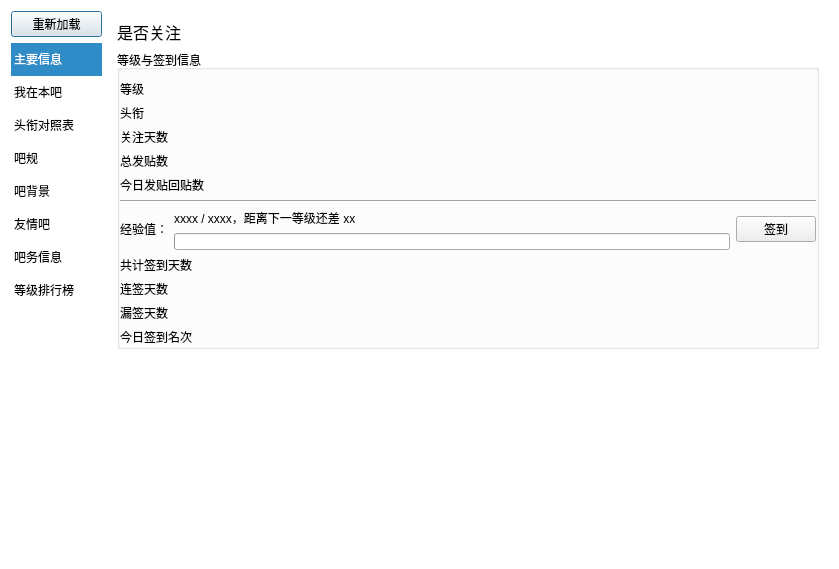
Above: resf/forum_detail.ui from clb-128258/TiebaDesktop before the change. Below: the same form after it.
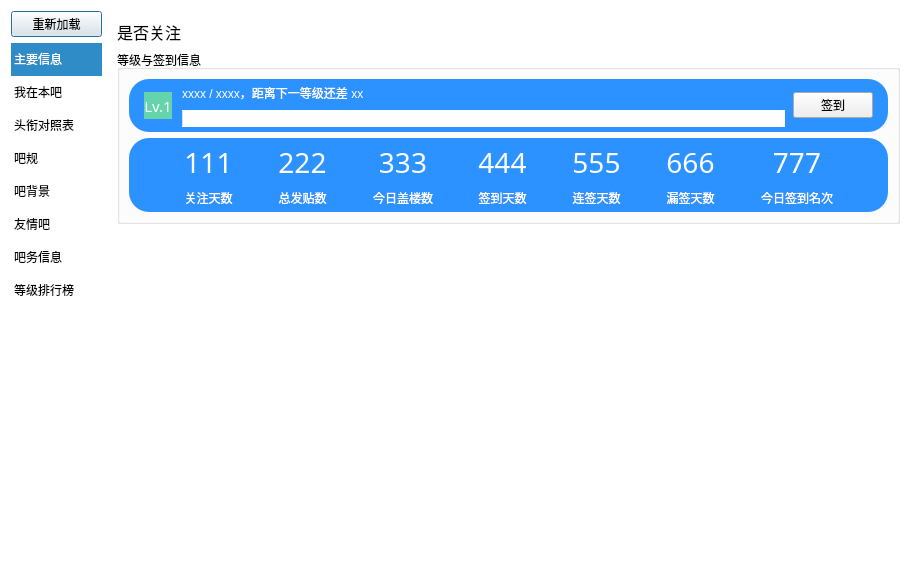
That is the form after the change. The open tabs and pages were chosen to show the change.

Diff of the .ui file:
```diff
--- a/resf/forum_detail.ui
+++ b/resf/forum_detail.ui
@@ -6,8 +6,8 @@
    <rect>
     <x>0</x>
     <y>0</y>
-    <width>839</width>
-    <height>569</height>
+    <width>920</width>
+    <height>565</height>
    </rect>
   </property>
   <property name="windowTitle">
@@ -389,89 +389,103 @@
          <property name="flat">
           <bool>true</bool>
          </property>
-         <layout class="QVBoxLayout" name="verticalLayout">
+         <layout class="QGridLayout" name="gridLayout_11">
+          <item row="0" column="0">
+           <widget class="QFrame" name="frame_4">
+            <property name="styleSheet">
+             <string notr="true">QFrame#frame_4{
+	background-color: rgb(44, 146, 255);
+	border-radius: 20px;
+}
+QLabel{
+	color: rgb(255, 255, 255);
+}</string>
+            </property>
+            <layout class="QGridLayout" name="gridLayout_27" columnstretch="2,0">
           <property name="leftMargin">
-           <number>0</number>
+              <number>15</number>
           </property>
           <property name="topMargin">
+              <number>5</number>
+             </property>
+             <property name="rightMargin">
+              <number>15</number>
+             </property>
+             <property name="bottomMargin">
+              <number>5</number>
+             </property>
+             <item row="2" column="0">
+              <layout class="QGridLayout" name="gridLayout_28" columnstretch="0,0,0">
+               <property name="bottomMargin">
+                <number>0</number>
+               </property>
+               <property name="horizontalSpacing">
            <number>10</number>
           </property>
-          <property name="rightMargin">
-           <number>0</number>
-          </property>
-          <property name="bottomMargin">
-           <number>0</number>
-          </property>
-          <item>
-           <widget class="QLabel" name="label_7">
-            <property name="text">
-             <string>等级</string>
-            </property>
-            <property name="textInteractionFlags">
-             <set>Qt::TextBrowserInteraction</set>
-            </property>
-           </widget>
-          </item>
-          <item>
-           <widget class="QLabel" name="label_8">
-            <property name="text">
-             <string>头衔</string>
-            </property>
-            <property name="textInteractionFlags">
-             <set>Qt::TextBrowserInteraction</set>
-            </property>
-           </widget>
-          </item>
-          <item>
-           <widget class="QLabel" name="label_25">
-            <property name="text">
-             <string>关注天数</string>
-            </property>
-            <property name="textInteractionFlags">
-             <set>Qt::TextBrowserInteraction</set>
-            </property>
-           </widget>
-          </item>
-          <item>
-           <widget class="QLabel" name="label_26">
-            <property name="text">
-             <string>总发贴数</string>
-            </property>
-            <property name="textInteractionFlags">
-             <set>Qt::TextBrowserInteraction</set>
-            </property>
-           </widget>
-          </item>
-          <item>
-           <widget class="QLabel" name="label_27">
-            <property name="text">
-             <string>今日发贴回贴数</string>
-            </property>
-            <property name="textInteractionFlags">
-             <set>Qt::TextBrowserInteraction</set>
-            </property>
-           </widget>
-          </item>
-          <item>
-           <widget class="Line" name="line">
-            <property name="orientation">
-             <enum>Qt::Horizontal</enum>
-            </property>
-           </widget>
-          </item>
-          <item>
-           <layout class="QGridLayout" name="gridLayout_10">
-            <item row="0" column="0" rowspan="2">
+               <property name="verticalSpacing">
+                <number>9</number>
+               </property>
+               <item row="1" column="0">
              <widget class="QLabel" name="label_16">
+                 <property name="minimumSize">
+                  <size>
+                   <width>0</width>
+                   <height>0</height>
+                  </size>
+                 </property>
+                 <property name="maximumSize">
+                  <size>
+                   <width>16777215</width>
+                   <height>27</height>
+                  </size>
+                 </property>
+                 <property name="font">
+                  <font>
+                   <family>微软雅黑</family>
+                   <pointsize>11</pointsize>
+                  </font>
+                 </property>
+                 <property name="toolTip">
+                  <string>&lt;html&gt;&lt;head/&gt;&lt;body&gt;&lt;p&gt;&lt;span style=&quot; font-size:9pt;&quot;&gt;你在本吧的等级&lt;/span&gt;&lt;/p&gt;&lt;/body&gt;&lt;/html&gt;</string>
+                 </property>
+                 <property name="styleSheet">
+                  <string notr="true">QLabel{
+	color: rgb(255, 255, 255);
+	background-color: rgb(101, 211, 171);
+}
+</string>
+                 </property>
               <property name="text">
-               <string>经验值：</string>
+                  <string>Lv.1</string>
+                 </property>
+                 <property name="alignment">
+                  <set>Qt::AlignCenter</set>
+                 </property>
+                </widget>
+               </item>
+               <item row="1" column="2">
+                <layout class="QGridLayout" name="gridLayout_10">
+                 <property name="spacing">
+                  <number>8</number>
+                 </property>
+                 <item row="0" column="1" rowspan="2">
+                  <widget class="QPushButton" name="pushButton_2">
+                   <property name="text">
+                    <string>签到</string>
+                   </property>
+                  </widget>
+                 </item>
+                 <item row="0" column="0">
+                  <widget class="QLabel" name="label_9">
+                   <property name="text">
+                    <string>xxxx / xxxx，距离下一等级还差 xx</string>
               </property>
               <property name="textInteractionFlags">
                <set>Qt::LinksAccessibleByKeyboard|Qt::LinksAccessibleByMouse</set>
               </property>
              </widget>
             </item>
-            <item row="1" column="1">
+                 <item row="1" column="0">
              <widget class="QProgressBar" name="progressBar">
               <property name="maximumSize">
                <size>
@@ -479,6 +493,11 @@
                 <height>17</height>
                </size>
               </property>
+                   <property name="styleSheet">
+                    <string notr="true">QProgressBar {
+	border: none;  // 去掉边框
+}</string>
+                   </property>
               <property name="value">
                <number>0</number>
               </property>
@@ -487,68 +506,435 @@
               </property>
              </widget>
             </item>
-            <item row="0" column="1">
-             <widget class="QLabel" name="label_9">
-              <property name="text">
-               <string>xxxx / xxxx，距离下一等级还差 xx</string>
-              </property>
-              <property name="textInteractionFlags">
-               <set>Qt::TextBrowserInteraction</set>
-              </property>
-             </widget>
-            </item>
-            <item row="0" column="2" rowspan="2">
-             <widget class="QPushButton" name="pushButton_2">
-              <property name="text">
-               <string>签到</string>
-              </property>
-             </widget>
-            </item>
-           </layout>
+                </layout>
+               </item>
+              </layout>
+             </item>
+            </layout>
+           </widget>
           </item>
-          <item>
-           <layout class="QGridLayout" name="gridLayout_11" columnstretch="1">
+          <item row="1" column="0">
+           <widget class="QFrame" name="frame_5">
+            <property name="styleSheet">
+             <string notr="true">QFrame#frame_5{
+	background-color: rgb(44, 146, 255);
+	border-radius: 20px;
+}
+QLabel{
+	color: rgb(255, 255, 255);
+}</string>
+            </property>
+            <layout class="QGridLayout" name="gridLayout_30" columnstretch="0">
+             <property name="leftMargin">
+              <number>25</number>
+             </property>
+             <property name="topMargin">
+              <number>5</number>
+             </property>
+             <property name="rightMargin">
+              <number>25</number>
+             </property>
+             <property name="bottomMargin">
+              <number>5</number>
+             </property>
+             <property name="verticalSpacing">
+              <number>9</number>
+             </property>
             <item row="2" column="0">
+              <layout class="QGridLayout" name="gridLayout_31" columnstretch="0,0,0,0,0,0,0,0,0,0,0,0,0,0,0">
+               <property name="rightMargin">
+                <number>0</number>
+               </property>
+               <property name="bottomMargin">
+                <number>0</number>
+               </property>
+               <property name="horizontalSpacing">
+                <number>15</number>
+               </property>
+               <property name="verticalSpacing">
+                <number>9</number>
+               </property>
+               <item row="1" column="4">
+                <spacer name="horizontalSpacer_17">
+                 <property name="orientation">
+                  <enum>Qt::Horizontal</enum>
+                 </property>
+                 <property name="sizeHint" stdset="0">
+                  <size>
+                   <width>40</width>
+                   <height>20</height>
+                  </size>
+                 </property>
+                </spacer>
+               </item>
+               <item row="1" column="8">
+                <spacer name="horizontalSpacer_16">
+                 <property name="orientation">
+                  <enum>Qt::Horizontal</enum>
+                 </property>
+                 <property name="sizeHint" stdset="0">
+                  <size>
+                   <width>40</width>
+                   <height>20</height>
+                  </size>
+                 </property>
+                </spacer>
+               </item>
+               <item row="1" column="3">
+                <layout class="QGridLayout" name="gridLayout_35">
+                 <property name="bottomMargin">
+                  <number>0</number>
+                 </property>
+                 <property name="spacing">
+                  <number>7</number>
+                 </property>
+                 <item row="0" column="0">
+                  <widget class="QLabel" name="label_26">
+                   <property name="font">
+                    <font>
+                     <family>微软雅黑</family>
+                     <pointsize>21</pointsize>
+                    </font>
+                   </property>
+                   <property name="text">
+                    <string>222</string>
+                   </property>
+                   <property name="alignment">
+                    <set>Qt::AlignCenter</set>
+                   </property>
+                   <property name="textInteractionFlags">
+                    <set>Qt::TextBrowserInteraction</set>
+                   </property>
+                  </widget>
+                 </item>
+                 <item row="1" column="0">
+                  <widget class="QLabel" name="label_41">
+                   <property name="text">
+                    <string>总发贴数</string>
+                   </property>
+                   <property name="alignment">
+                    <set>Qt::AlignHCenter|Qt::AlignTop</set>
+                   </property>
+                  </widget>
+                 </item>
+                </layout>
+               </item>
+               <item row="1" column="5">
+                <layout class="QGridLayout" name="gridLayout_33">
+                 <property name="bottomMargin">
+                  <number>0</number>
+                 </property>
+                 <property name="verticalSpacing">
+                  <number>7</number>
+                 </property>
+                 <item row="1" column="0">
+                  <widget class="QLabel" name="label_36">
+                   <property name="text">
+                    <string>今日盖楼数</string>
+                   </property>
+                   <property name="alignment">
+                    <set>Qt::AlignHCenter|Qt::AlignTop</set>
+                   </property>
+                  </widget>
+                 </item>
+                 <item row="0" column="0">
+                  <widget class="QLabel" name="label_27">
+                   <property name="font">
+                    <font>
+                     <family>微软雅黑</family>
+                     <pointsize>21</pointsize>
+                    </font>
+                   </property>
+                   <property name="text">
+                    <string>333</string>
+                   </property>
+                   <property name="alignment">
+                    <set>Qt::AlignCenter</set>
+                   </property>
+                   <property name="textInteractionFlags">
+                    <set>Qt::TextBrowserInteraction</set>
+                   </property>
+                  </widget>
+                 </item>
+                </layout>
+               </item>
+               <item row="1" column="1">
+                <layout class="QGridLayout" name="gridLayout_34">
+                 <property name="bottomMargin">
+                  <number>0</number>
+                 </property>
+                 <property name="spacing">
+                  <number>7</number>
+                 </property>
+                 <item row="0" column="0">
+                  <widget class="QLabel" name="label_25">
+                   <property name="font">
+                    <font>
+                     <family>微软雅黑</family>
+                     <pointsize>21</pointsize>
+                    </font>
+                   </property>
+                   <property name="text">
+                    <string>111</string>
+                   </property>
+                   <property name="alignment">
+                    <set>Qt::AlignCenter</set>
+                   </property>
+                   <property name="textInteractionFlags">
+                    <set>Qt::TextBrowserInteraction</set>
+                   </property>
+                  </widget>
+                 </item>
+                 <item row="1" column="0">
+                  <widget class="QLabel" name="label_40">
+                   <property name="text">
+                    <string>关注天数</string>
+                   </property>
+                   <property name="alignment">
+                    <set>Qt::AlignHCenter|Qt::AlignTop</set>
+                   </property>
+                  </widget>
+                 </item>
+                </layout>
+               </item>
+               <item row="1" column="6">
+                <spacer name="horizontalSpacer_20">
+                 <property name="orientation">
+                  <enum>Qt::Horizontal</enum>
+                 </property>
+                 <property name="sizeHint" stdset="0">
+                  <size>
+                   <width>40</width>
+                   <height>20</height>
+                  </size>
+                 </property>
+                </spacer>
+               </item>
+               <item row="1" column="14">
+                <spacer name="horizontalSpacer_24">
+                 <property name="orientation">
+                  <enum>Qt::Horizontal</enum>
+                 </property>
+                 <property name="sizeHint" stdset="0">
+                  <size>
+                   <width>40</width>
+                   <height>20</height>
+                  </size>
+                 </property>
+                </spacer>
+               </item>
+               <item row="1" column="10">
+                <spacer name="horizontalSpacer_21">
+                 <property name="orientation">
+                  <enum>Qt::Horizontal</enum>
+                 </property>
+                 <property name="sizeHint" stdset="0">
+                  <size>
+                   <width>40</width>
+                   <height>20</height>
+                  </size>
+                 </property>
+                </spacer>
+               </item>
+               <item row="1" column="2">
+                <spacer name="horizontalSpacer_15">
+                 <property name="orientation">
+                  <enum>Qt::Horizontal</enum>
+                 </property>
+                 <property name="sizeHint" stdset="0">
+                  <size>
+                   <width>40</width>
+                   <height>20</height>
+                  </size>
+                 </property>
+                </spacer>
+               </item>
+               <item row="1" column="12">
+                <spacer name="horizontalSpacer_22">
+                 <property name="orientation">
+                  <enum>Qt::Horizontal</enum>
+                 </property>
+                 <property name="sizeHint" stdset="0">
+                  <size>
+                   <width>40</width>
+                   <height>20</height>
+                  </size>
+                 </property>
+                </spacer>
+               </item>
+               <item row="1" column="0">
+                <spacer name="horizontalSpacer_14">
+                 <property name="orientation">
+                  <enum>Qt::Horizontal</enum>
+                 </property>
+                 <property name="sizeHint" stdset="0">
+                  <size>
+                   <width>40</width>
+                   <height>20</height>
+                  </size>
+                 </property>
+                </spacer>
+               </item>
+               <item row="1" column="11">
+                <layout class="QGridLayout" name="gridLayout_37">
+                 <property name="bottomMargin">
+                  <number>0</number>
+                 </property>
+                 <property name="verticalSpacing">
+                  <number>7</number>
+                 </property>
+                 <item row="0" column="0">
              <widget class="QLabel" name="label_18">
+                   <property name="font">
+                    <font>
+                     <family>微软雅黑</family>
+                     <pointsize>21</pointsize>
+                    </font>
+                   </property>
+                   <property name="text">
+                    <string>666</string>
+                   </property>
+                   <property name="alignment">
+                    <set>Qt::AlignCenter</set>
+                   </property>
+                   <property name="textInteractionFlags">
+                    <set>Qt::TextBrowserInteraction</set>
+                   </property>
+                  </widget>
+                 </item>
+                 <item row="1" column="0">
+                  <widget class="QLabel" name="label_38">
               <property name="text">
                <string>漏签天数</string>
               </property>
-              <property name="textInteractionFlags">
-               <set>Qt::TextBrowserInteraction</set>
+                   <property name="alignment">
+                    <set>Qt::AlignHCenter|Qt::AlignTop</set>
               </property>
              </widget>
             </item>
+                </layout>
+               </item>
+               <item row="1" column="9">
+                <layout class="QGridLayout" name="gridLayout_36">
+                 <property name="bottomMargin">
+                  <number>0</number>
+                 </property>
+                 <property name="spacing">
+                  <number>7</number>
+                 </property>
             <item row="1" column="0">
-             <widget class="QLabel" name="label_17">
+                  <widget class="QLabel" name="label_42">
               <property name="text">
                <string>连签天数</string>
               </property>
-              <property name="textInteractionFlags">
-               <set>Qt::TextBrowserInteraction</set>
+                   <property name="alignment">
+                    <set>Qt::AlignHCenter|Qt::AlignTop</set>
               </property>
              </widget>
             </item>
             <item row="0" column="0">
-             <widget class="QLabel" name="label_10">
+                  <widget class="QLabel" name="label_17">
+                   <property name="font">
+                    <font>
+                     <family>微软雅黑</family>
+                     <pointsize>21</pointsize>
+                    </font>
+                   </property>
               <property name="text">
-               <string>共计签到天数</string>
+                    <string>555</string>
+                   </property>
+                   <property name="alignment">
+                    <set>Qt::AlignCenter</set>
               </property>
               <property name="textInteractionFlags">
                <set>Qt::TextBrowserInteraction</set>
               </property>
              </widget>
             </item>
-            <item row="3" column="0">
+                </layout>
+               </item>
+               <item row="1" column="13">
+                <layout class="QGridLayout" name="gridLayout_39">
+                 <property name="bottomMargin">
+                  <number>0</number>
+                 </property>
+                 <property name="verticalSpacing">
+                  <number>7</number>
+                 </property>
+                 <item row="0" column="0">
              <widget class="QLabel" name="label_28">
+                   <property name="font">
+                    <font>
+                     <family>微软雅黑</family>
+                     <pointsize>21</pointsize>
+                    </font>
+                   </property>
+                   <property name="text">
+                    <string>777</string>
+                   </property>
+                   <property name="alignment">
+                    <set>Qt::AlignCenter</set>
+                   </property>
+                   <property name="textInteractionFlags">
+                    <set>Qt::TextBrowserInteraction</set>
+                   </property>
+                  </widget>
+                 </item>
+                 <item row="1" column="0">
+                  <widget class="QLabel" name="label_39">
               <property name="text">
                <string>今日签到名次</string>
               </property>
+                   <property name="alignment">
+                    <set>Qt::AlignHCenter|Qt::AlignTop</set>
+                   </property>
+                  </widget>
+                 </item>
+                </layout>
+               </item>
+               <item row="1" column="7">
+                <layout class="QGridLayout" name="gridLayout_38">
+                 <property name="bottomMargin">
+                  <number>0</number>
+                 </property>
+                 <property name="spacing">
+                  <number>7</number>
+                 </property>
+                 <item row="1" column="0">
+                  <widget class="QLabel" name="label_44">
+                   <property name="text">
+                    <string>签到天数</string>
+                   </property>
+                   <property name="alignment">
+                    <set>Qt::AlignHCenter|Qt::AlignTop</set>
+                   </property>
+                  </widget>
+                 </item>
+                 <item row="0" column="0">
+                  <widget class="QLabel" name="label_10">
+                   <property name="font">
+                    <font>
+                     <family>微软雅黑</family>
+                     <pointsize>21</pointsize>
+                    </font>
+                   </property>
+                   <property name="text">
+                    <string>444</string>
+                   </property>
+                   <property name="alignment">
+                    <set>Qt::AlignCenter</set>
+                   </property>
               <property name="textInteractionFlags">
                <set>Qt::TextBrowserInteraction</set>
               </property>
              </widget>
             </item>
            </layout>
+               </item>
+              </layout>
+             </item>
+            </layout>
+           </widget>
           </item>
          </layout>
         </widget>
```
Left out of the diff: 320 changed lines with no effect on the pictures. Lines whose indentation alone changed are shown as unchanged.
